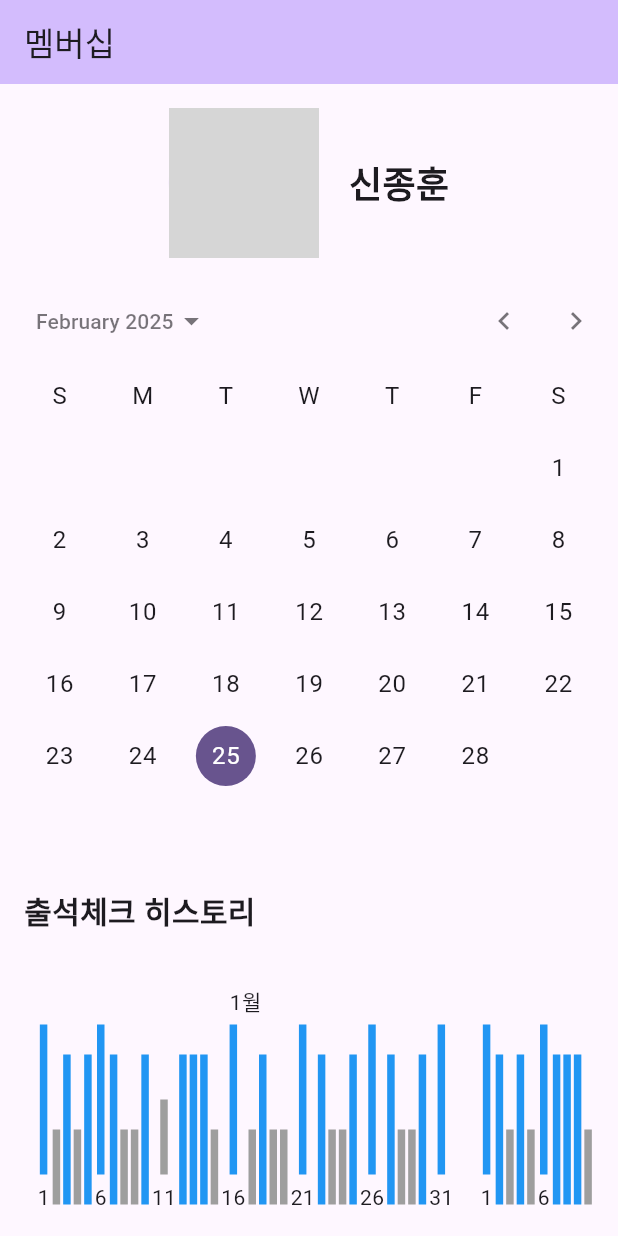
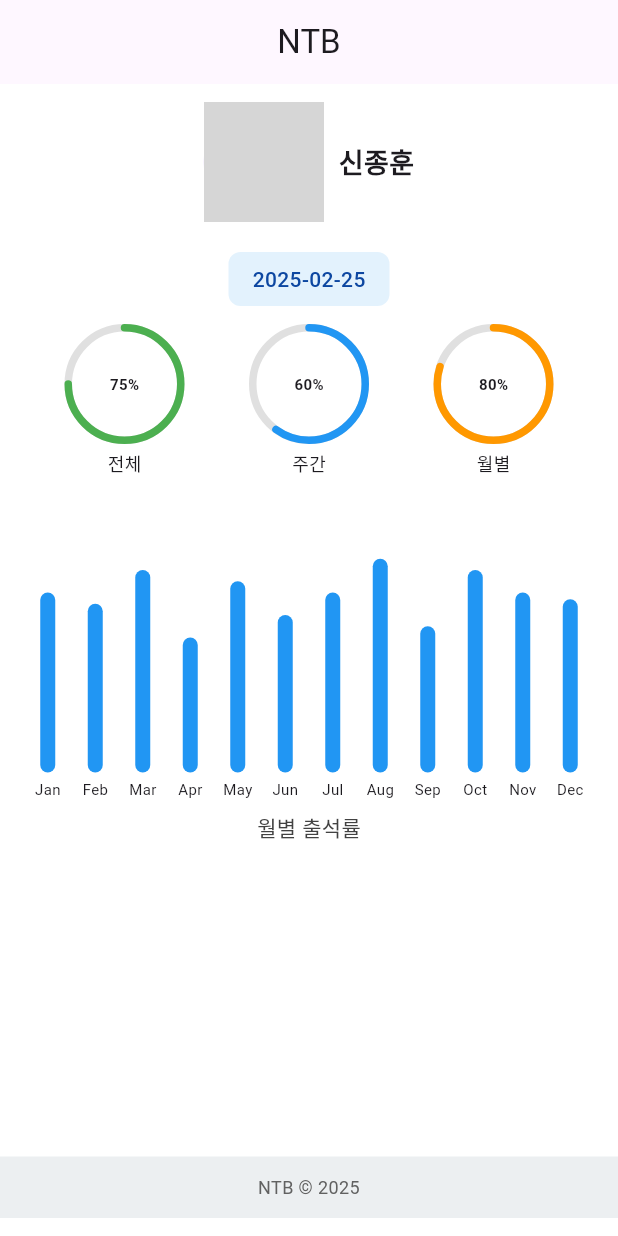
Before and after one commit to solardayz/ntb_membership, a Flutter app: the screen it shows after launch, on a phone screen of 412 x 824 dp. Run offline on Flutter 3.47's test engine with Material 3 defaults, Android fonts, the phone set to English and light mode, and no system bars; drawn by our look-alikes of percent_indicator; network calls fail; grey boxes are pictures that could not be loaded.

Commit message:
대시보드 원그래프, 막대그래프 추가

```diff
--- a/lib/main.dart
+++ b/lib/main.dart
@@ -1,172 +1,215 @@
-import 'dart:math';
-
 import 'package:flutter/material.dart';
+import 'package:percent_indicator/percent_indicator.dart';
+import 'package:intl/intl.dart'; // 날짜 포맷을 위해
 
 void main() {
-  runApp(const MyApp());
+  runApp(MembershipApp());
 }
 
-class MyApp extends StatelessWidget {
-  const MyApp({super.key});
-
+class MembershipApp extends StatelessWidget {
   @override
   Widget build(BuildContext context) {
     return MaterialApp(
-      title: 'Membership App',
+      title: 'Membership',
       theme: ThemeData(
-        colorScheme: ColorScheme.fromSeed(seedColor: Colors.deepPurple),
-        useMaterial3: true,
+        primarySwatch: Colors.blue,
+        scaffoldBackgroundColor: Colors.white,
       ),
-      home: const MembershipScreen(),
+      home: MembershipScreen(),
     );
   }
 }
 
 class MembershipScreen extends StatefulWidget {
-  const MembershipScreen({super.key});
-
   @override
-  State<MembershipScreen> createState() => _MembershipScreenState();
+  _MembershipScreenState createState() => _MembershipScreenState();
 }
 
 class _MembershipScreenState extends State<MembershipScreen> {
-  DateTime? _selectedDate;
+  // 각 통계에 대한 예시 퍼센트 값
+  final double overallAttendance = 0.75;
+  final double weeklyAttendance = 0.60;
+  final double monthlyAttendance = 0.80;
 
-  void _onDateChanged(DateTime? newDate) {
+  // 예시 월별 출석률 데이터 (1월부터 12월까지)
+  final List<double> monthlyAttendanceData = [0.8, 0.75, 0.9, 0.6, 0.85, 0.7, 0.8, 0.95, 0.65, 0.9, 0.8, 0.77];
+  final List<String> monthLabels = ["Jan", "Feb", "Mar", "Apr", "May", "Jun", "Jul", "Aug", "Sep", "Oct", "Nov", "Dec"];
+
+  // 선택된 날짜 (초기값은 오늘)
+  DateTime _selectedDate = DateTime.now();
+
+  // 날짜 선택 다이얼로그 호출 함수
+  Future<void> _selectDate(BuildContext context) async {
+    final DateTime? picked = await showDatePicker(
+      context: context,
+      initialDate: _selectedDate,
+      firstDate: DateTime(2000),
+      lastDate: DateTime(2100),
+    );
+    if (picked != null && picked != _selectedDate) {
       setState(() {
-      _selectedDate = newDate;
+        _selectedDate = picked;
       });
+    }
+  }
+
+  // 날짜를 "yyyy-MM-dd" 형식으로 변환하여 리턴하는 함수
+  String get formattedDate {
+    return DateFormat('yyyy-MM-dd').format(_selectedDate);
   }
 
   @override
   Widget build(BuildContext context) {
     return Scaffold(
       appBar: AppBar(
-        backgroundColor: Theme.of(context).colorScheme.inversePrimary,
-        title: const Text('멤버십'),
+        title: Text('NTB'),
+        centerTitle: true,
       ),
-      body: Column(
+      body: Padding(
+        padding: const EdgeInsets.symmetric(vertical: 12.0),
+        child: Column(
           children: [
-          Padding(
-            padding: const EdgeInsets.all(16.0),
-            child: Row(
+            // 프로필 영역
+            Row(
               mainAxisAlignment: MainAxisAlignment.center,
               children: [
-                const CircleAvatar(
-                  radius: 50,
+                CircleAvatar(
+                  radius: 40, // 프로필 크기 축소
                   backgroundImage: NetworkImage(
-                      'https://news.kbs.co.kr/data/news/2010/11/22/2197852_OF9.jpg'), // 여기에 실제 이미지 URL을 넣으세요.
+                    'https://pimg.mk.co.kr/meet/neds/2014/10/image_readtop_2014_1274942_14123176891560616.jpg', // 실제 사진 URL로 교체
                   ),
-                const SizedBox(width: 20),
-                const Text(
+                ),
+                SizedBox(height: 8,width: 10,),
+                Text(
                   '신종훈',
-                  style: TextStyle(fontSize: 24, fontWeight: FontWeight.bold),
+                  style: TextStyle(
+                    fontSize: 18, // 글씨 크기 축소
+                    fontWeight: FontWeight.bold,
+                  ),
                 ),
               ],
             ),
+            SizedBox(height: 20),
+            // 날짜 선택 영역 (원형 통계 상단)
+            GestureDetector(
+              onTap: () => _selectDate(context),
+              child: Container(
+                padding: EdgeInsets.symmetric(vertical: 8, horizontal: 16),
+                decoration: BoxDecoration(
+                  color: Colors.blue[50],
+                  borderRadius: BorderRadius.circular(8),
                 ),
-          CalendarDatePicker(
-            initialDate: DateTime.now(),
-            firstDate: DateTime(2000),
-            lastDate: DateTime(2100),
-            onDateChanged: _onDateChanged,
-          ),
-          if (_selectedDate != null)
-            Padding(
-              padding: const EdgeInsets.all(16.0),
                 child: Text(
-                '선택된 날짜: ${_selectedDate!.year}년 ${_selectedDate!.month}월 ${_selectedDate!.day}일',
-                style: const TextStyle(fontSize: 18),
+                  formattedDate,
+                  style: TextStyle(
+                    fontSize: 14,
+                    fontWeight: FontWeight.w500,
+                    color: Colors.blue[900],
                   ),
                 ),
-          const Expanded(
-            child: AttendanceHistoryGraph(),
+              ),
+            ),
+            SizedBox(height: 12),
+            // 세 개의 작은 원형 통계를 가로로 나열
+            Row(
+              mainAxisAlignment: MainAxisAlignment.spaceEvenly,
+              children: [
+                // 전체 출석률
+                Column(
+                  mainAxisSize: MainAxisSize.min,
+                  children: [
+                    CircularPercentIndicator(
+                      radius: 40.0, // 작게
+                      lineWidth: 5.0,
+                      percent: overallAttendance,
+                      center: Text(
+                        "${(overallAttendance * 100).toInt()}%",
+                        style: TextStyle(fontSize: 10, fontWeight: FontWeight.bold),
+                      ),
+                      progressColor: Colors.green,
+                      backgroundColor: Colors.grey[300]!,
+                      circularStrokeCap: CircularStrokeCap.round,
+                      animation: true,
+                      animationDuration: 1000,
+                    ),
+                    SizedBox(height: 4),
+                    Text("전체", style: TextStyle(fontSize: 12)),
+                  ],
+                ),
+                // 주간 출석률
+                Column(
+                  mainAxisSize: MainAxisSize.min,
+                  children: [
+                    CircularPercentIndicator(
+                      radius: 40.0,
+                      lineWidth: 5.0,
+                      percent: weeklyAttendance,
+                      center: Text(
+                        "${(weeklyAttendance * 100).toInt()}%",
+                        style: TextStyle(fontSize: 10, fontWeight: FontWeight.bold),
+                      ),
+                      progressColor: Colors.blue,
+                      backgroundColor: Colors.grey[300]!,
+                      circularStrokeCap: CircularStrokeCap.round,
+                      animation: true,
+                      animationDuration: 1000,
+                    ),
+                    SizedBox(height: 4),
+                    Text("주간", style: TextStyle(fontSize: 12)),
+                  ],
+                ),
+                // 월별 출석률
+                Column(
+                  mainAxisSize: MainAxisSize.min,
+                  children: [
+                    CircularPercentIndicator(
+                      radius: 40.0,
+                      lineWidth: 5.0,
+                      percent: monthlyAttendance,
+                      center: Text(
+                        "${(monthlyAttendance * 100).toInt()}%",
+                        style: TextStyle(fontSize: 10, fontWeight: FontWeight.bold),
+                      ),
+                      progressColor: Colors.orange,
+                      backgroundColor: Colors.grey[300]!,
+                      circularStrokeCap: CircularStrokeCap.round,
+                      animation: true,
+                      animationDuration: 1000,
+                    ),
+                    SizedBox(height: 4),
+                    Text("월별", style: TextStyle(fontSize: 12)),
+                  ],
                 ),
               ],
             ),
-    );
-  }
-}
-
-class AttendanceHistoryGraph extends StatefulWidget {
-  const AttendanceHistoryGraph({super.key});
-
-  @override
-  State<AttendanceHistoryGraph> createState() => _AttendanceHistoryGraphState();
-}
-
-class _AttendanceHistoryGraphState extends State<AttendanceHistoryGraph> {
-  late Map<int, List<bool>> _attendanceData;
-
-  @override
-  void initState() {
-    super.initState();
-    _attendanceData = _generateRandomAttendanceData();
-  }
-
-  Map<int, List<bool>> _generateRandomAttendanceData() {
-    final random = Random();
-    final attendanceData = <int, List<bool>>{};
-    for (int month = 1; month <= 12; month++) {
-      final daysInMonth = DateTime(DateTime.now().year, month + 1, 0).day;
-      attendanceData[month] =
-          List.generate(daysInMonth, (index) => random.nextBool());
-    }
-    return attendanceData;
-  }
-
-  @override
-  Widget build(BuildContext context) {
-    return Padding(
-      padding: const EdgeInsets.all(16.0),
-      child: Column(
-        crossAxisAlignment: CrossAxisAlignment.stretch,
-        children: [
-          const Text(
-            '출석체크 히스토리',
-            style: TextStyle(fontSize: 20, fontWeight: FontWeight.bold),
-          ),
-          const SizedBox(height: 10),
-          Expanded(
-            child: SingleChildScrollView(
-              scrollDirection: Axis.horizontal,
+            SizedBox(height: 16),
+            // 월별 막대 그래프 영역
+            Padding(
+              padding: const EdgeInsets.symmetric(horizontal: 16.0),
+              child: Container(
+                height: 200, // 고정 높이
                 child: Row(
                   crossAxisAlignment: CrossAxisAlignment.end,
-                children: List.generate(12, (monthIndex) {
-                  final month = monthIndex + 1;
-                  final monthData = _attendanceData[month]!;
-                  return Padding(
-                    padding: const EdgeInsets.symmetric(horizontal: 8.0),
+                  children: List.generate(monthlyAttendanceData.length, (index) {
+                    double attendance = monthlyAttendanceData[index];
+                    return Expanded(
                       child: Column(
-                      mainAxisSize: MainAxisSize.min,
+                        mainAxisAlignment: MainAxisAlignment.end,
                         children: [
-                        Text('$month월'),
-                        const SizedBox(height: 5),
-                        Row(
-                          crossAxisAlignment: CrossAxisAlignment.end,
-                          children: List.generate(monthData.length, (dayIndex) {
-                            final isAttended = monthData[dayIndex];
-                            final barHeight = isAttended ? 100.0 : 50.0;
-                            final barColor =
-                            isAttended ? Colors.blue : Colors.grey;
-                            return Padding(
-                              padding:
-                              const EdgeInsets.symmetric(horizontal: 1.0),
-                              child: Column(
-                                mainAxisSize: MainAxisSize.min,
-                                children: [
+                          // 막대
                           Container(
-                                    width: 5,
-                                    height: barHeight,
-                                    color: barColor,
+                            height: attendance * 150, // 최대 150 픽셀 (100% 출석)
+                            width: 10,
+                            decoration: BoxDecoration(
+                              color: Colors.blue,
+                              borderRadius: BorderRadius.circular(5),
                             ),
-                                  const SizedBox(height: 5),
-                                  if (dayIndex % 5 == 0)
-                                    Text('${dayIndex + 1}'),
-                                ],
                           ),
-                            );
-                          }),
+                          SizedBox(height: 4),
+                          // 월 라벨
+                          Text(
+                            monthLabels[index],
+                            style: TextStyle(fontSize: 10),
                           ),
                         ],
                       ),
@@ -175,7 +218,32 @@ class _AttendanceHistoryGraphState extends State<AttendanceHistoryGraph> {
                 ),
               ),
             ),
+            SizedBox(height: 8),
+            Text(
+              "월별 출석률",
+              style: TextStyle(
+                fontSize: 14,
+                fontWeight: FontWeight.w500,
+                color: Colors.grey[800],
+              ),
+            ),
+            Spacer(),
+            // 푸터 영역
+            Container(
+              width: double.infinity,
+              padding: EdgeInsets.all(12),
+              color: Colors.blueGrey[50],
+              child: Text(
+                'NTB © 2025',
+                textAlign: TextAlign.center,
+                style: TextStyle(
+                  fontSize: 12,
+                  color: Colors.grey[700],
+                ),
+              ),
+            ),
           ],
+        ),
       ),
     );
   }
--- a/pubspec.yaml
+++ b/pubspec.yaml
@@ -30,7 +30,9 @@ environment:
 dependencies:
   flutter:
     sdk: flutter
-#  intl: ^0.18.1
+
+  intl: ^0.18.1
+  percent_indicator: ^4.2.2
 
   # The following adds the Cupertino Icons font to your application.
   # Use with the CupertinoIcons class for iOS style icons.
```
Also changed, not shown: pubspec.lock. Lines whose indentation alone changed are shown as unchanged.
